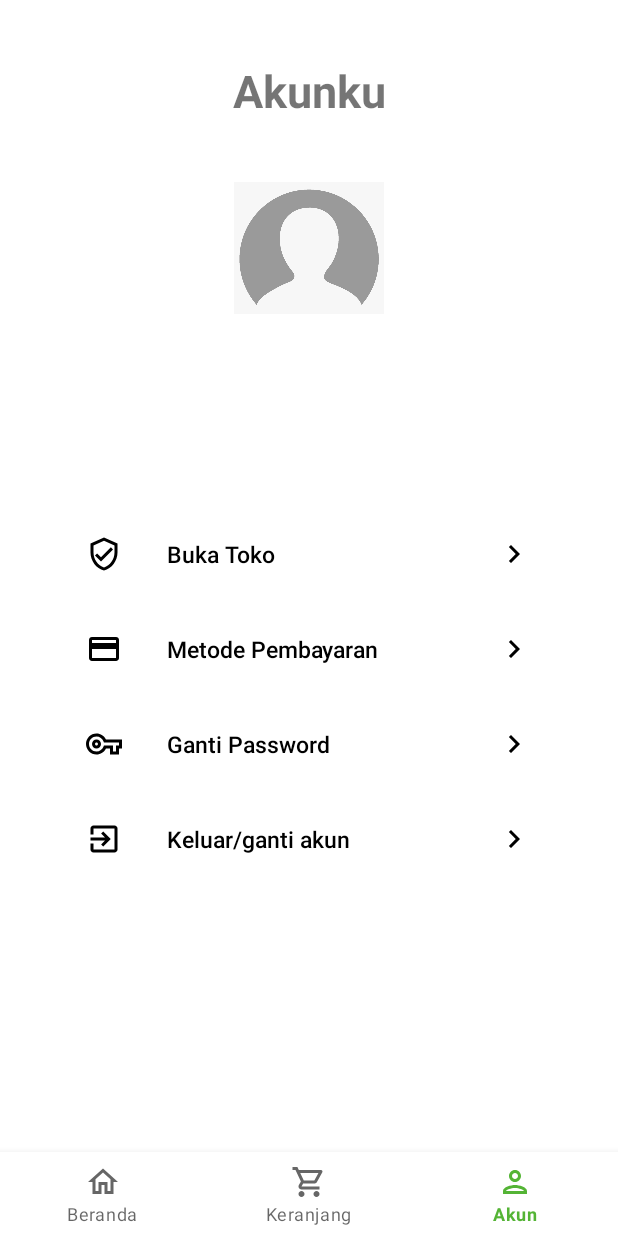
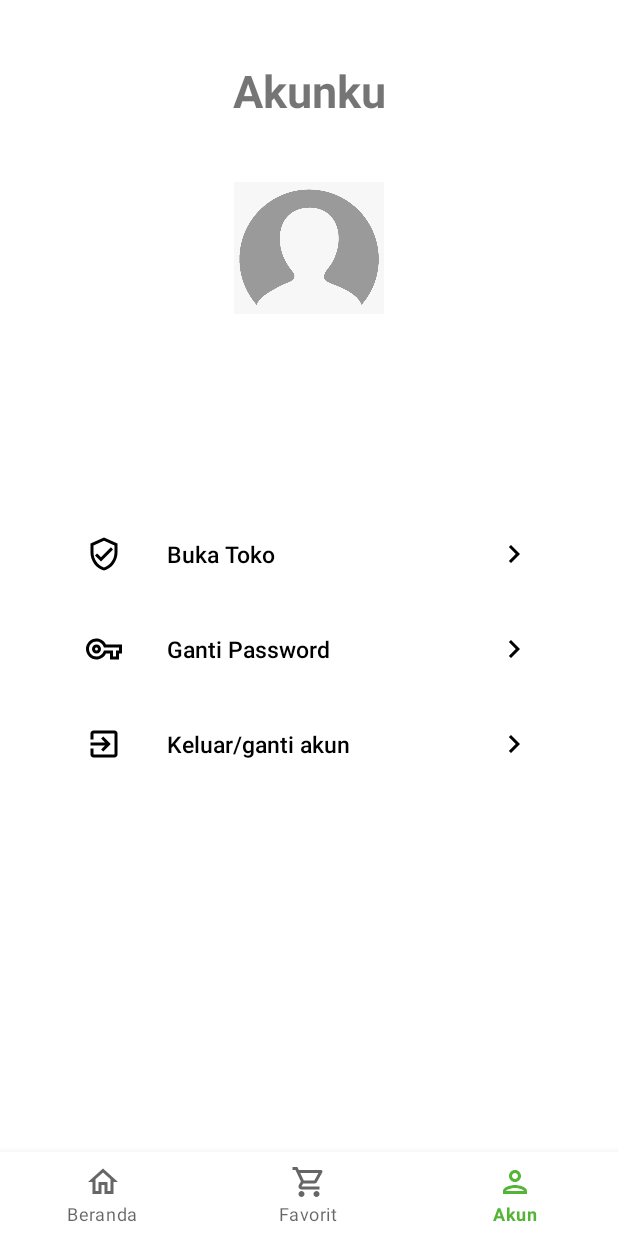
Before and after one commit to haniifac/CapstonePesaing_Revisited, an Android app: the AccountFragment screen opened through its navigation route, on a phone screen of 412 x 824 dp. Run offline under Robolectric (Android 15) with nearby library versions, the light colour scheme and no system bars; our stand-ins replace Firebase (no records; nobody signed in at launch, a user with empty details on screens opened directly), navigation-ui.

Commit message:
editing bottom nav and adding progress bar to login, register, map, and barang

```diff
--- a/app/src/main/java/com/haniifac/capstonepesaing_revisited/app/ui/login/LoginFragment.kt
+++ b/app/src/main/java/com/haniifac/capstonepesaing_revisited/app/ui/login/LoginFragment.kt
@@ -51,6 +51,7 @@ class LoginFragment : Fragment() {
     }
 
     private fun loginFirebase(){
+        binding.loginProgressBar.visibility = View.VISIBLE
         val email = binding.tvEmail.text.toString()
         val pass = binding.tvPassword.text.toString()
 
@@ -62,8 +63,10 @@ class LoginFragment : Fragment() {
                 }else{
                     Toast.makeText(context,"Email or password incorrect", Toast.LENGTH_SHORT).show()
                 }
+                binding.loginProgressBar.visibility = View.INVISIBLE
             }
         }else{
+            binding.loginProgressBar.visibility = View.INVISIBLE
             Toast.makeText(context,"Email or Password Cannot be blank", Toast.LENGTH_SHORT).show()
         }
     }
--- /dev/null
+++ b/app/src/main/res/drawable/ic_outline_star_outline_24.xml
@@ -0,0 +1,5 @@
+<vector android:height="24dp" android:tint="#000000"
+    android:viewportHeight="24" android:viewportWidth="24"
+    android:width="24dp" xmlns:android="http://schemas.android.com/apk/res/android">
+    <path android:fillColor="@android:color/white" android:pathData="M22,9.24l-7.19,-0.62L12,2 9.19,8.63 2,9.24l5.46,4.73L5.82,21 12,17.27 18.18,21l-1.63,-7.03L22,9.24zM12,15.4l-3.76,2.27 1,-4.28 -3.32,-2.88 4.38,-0.38L12,6.1l1.71,4.04 4.38,0.38 -3.32,2.88 1,4.28L12,15.4z"/>
+</vector>
--- a/app/src/main/res/layout/fragment_account.xml
+++ b/app/src/main/res/layout/fragment_account.xml
@@ -58,24 +58,6 @@
         app:layout_constraintTop_toBottomOf="@id/guideline4" />
 
     <com.google.android.material.button.MaterialButton
-        android:id="@+id/payment_method"
-        style="?android:borderlessButtonStyle"
-        android:layout_width="0dp"
-        android:layout_height="wrap_content"
-        android:layout_marginTop="15dp"
-        android:drawableLeft="@drawable/ic_outline_credit_card_24"
-        android:drawableRight="@drawable/ic_baseline_keyboard_arrow_right_24"
-        android:text="@string/payment_method"
-        android:textAlignment="textStart"
-        android:textAllCaps="false"
-        android:textColor="@color/black"
-        android:textSize="15sp"
-        app:iconPadding="30dp"
-        app:layout_constraintEnd_toEndOf="@id/guideline_right"
-        app:layout_constraintStart_toStartOf="@id/guideline_left"
-        app:layout_constraintTop_toBottomOf="@id/btn_open_store" />
-
-    <com.google.android.material.button.MaterialButton
         android:id="@+id/btn_change_pass"
         style="?android:borderlessButtonStyle"
         android:layout_width="0dp"
@@ -91,7 +73,7 @@
         app:iconPadding="30dp"
         app:layout_constraintEnd_toEndOf="@id/guideline_right"
         app:layout_constraintStart_toStartOf="@id/guideline_left"
-        app:layout_constraintTop_toBottomOf="@id/payment_method" />
+        app:layout_constraintTop_toBottomOf="@id/btn_open_store" />
 
     <com.google.android.material.button.MaterialButton
         android:id="@+id/btn_logout_profile"
--- a/app/src/main/res/menu/bottom_nav_menu.xml
+++ b/app/src/main/res/menu/bottom_nav_menu.xml
@@ -5,9 +5,9 @@
         android:icon="@drawable/ic_outline_home_24"
         android:title="@string/title_home" />
     <item
-        android:id="@+id/navigation_cart"
+        android:id="@+id/navigation_favorite"
         android:icon="@drawable/ic_outline_shopping_cart_24"
-        android:title="@string/title_cart" />
+        android:title="@string/favorit" />
     <item
         android:id="@id/accountFragment"
         android:icon="@drawable/ic_outline_person_24"
--- a/app/src/main/res/navigation/main_navigation.xml
+++ b/app/src/main/res/navigation/main_navigation.xml
@@ -60,7 +60,9 @@
         tools:layout="@layout/fragment_finish_register" >
         <action
             android:id="@+id/action_finishRegisterFragment_to_loginFragment"
-            app:destination="@id/loginFragment" />
+            app:destination="@id/loginFragment"
+            app:popUpTo="@id/landingFragment"
+            app:popUpToInclusive="true" />
     </fragment>
     <fragment
         android:id="@+id/accountFragment"
--- a/app/src/main/res/values/strings.xml
+++ b/app/src/main/res/values/strings.xml
@@ -78,4 +78,5 @@
     <string name="gambar_text">Gambar</string>
     <string name="add_image_symbol">+</string>
     <string name="choose_a_picture">Pilih Foto</string>
+    <string name="favorit">Favorit</string>
 </resources>
```
Also changed, not shown: app/src/main/java/com/haniifac/capstonepesaing_revisited/app/ui/register/RegisterFragment.kt (+6 -1 lines), app/src/main/java/com/haniifac/capstonepesaing_revisited/app/ui/tokomaps/TokoMapsFragment.kt (+9 -1 lines), app/src/main/res/layout/barang_item.xml (+11 -5 lines), app/src/main/res/layout/fragment_login.xml (+11 -0 lines), app/src/main/res/layout/fragment_register.xml (+11 -0 lines), app/src/main/res/layout/fragment_toko_maps.xml (+24 -5 lines).
